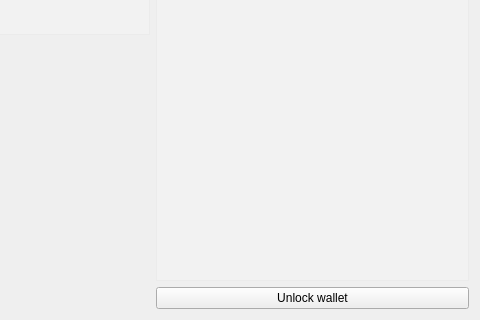
Qt form src/qt/forms/overviewpage.ui (shadowrider26/Diamond) before a commit; both pictures show x 175 to 655 and y 140 to 460 of the 655 by 460 pixel window.
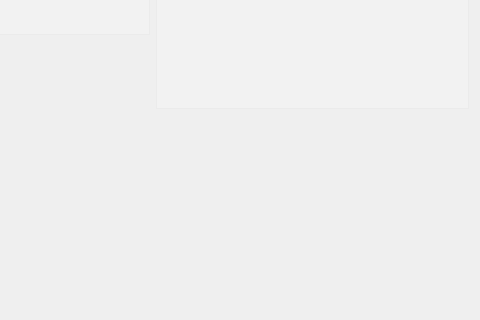
The same form after that commit. Icons and pictures are not drawn.

Commit message: Implement 'Unlock for minting only' in the GUI. Please note, this is a very weak protection, it only disables the GUI sending of coins! Idea borrowed from MintCoin. Got rid of the useless lock button in the overview page. Minor other fixes.

Patch:
```diff
--- a/src/qt/forms/overviewpage.ui
+++ b/src/qt/forms/overviewpage.ui
@@ -381,6 +381,9 @@
           </property>
          </widget>
         </item>
+       </layout>
+      </widget>
+     </item>
         <item>
          <spacer name="verticalSpacer_2">
           <property name="orientation">
@@ -393,19 +396,6 @@
            </size>
           </property>
          </spacer>
-        </item>
-       </layout>
-      </widget>
-     </item>
-     <item>
-      <widget class="QPushButton" name="unlockWalletButton">
-       <property name="autoFillBackground">
-        <bool>false</bool>
-       </property>
-       <property name="text">
-        <string>Unlock wallet</string>
-       </property>
-      </widget>
      </item>
     </layout>
    </item>
```
Lines whose indentation alone changed are shown as unchanged. The commit also changes 10 other files.
